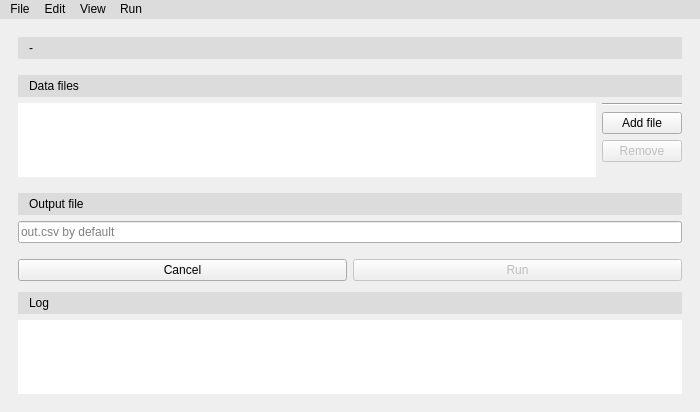
Qt form gui/ui_files/mainwindow.ui (OSUDSL/pydre) before a commit.
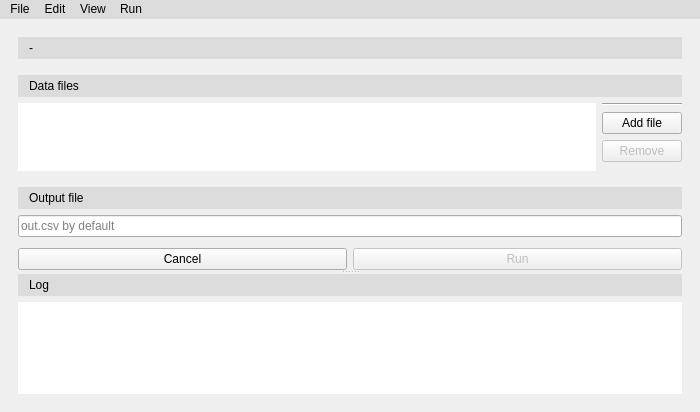
The same form after that commit. Icons and pictures are not drawn.

Commit message: Updated run page splitter to minimize the size of the log

```diff
--- a/gui/ui_files/mainwindow.ui
+++ b/gui/ui_files/mainwindow.ui
@@ -360,7 +360,14 @@
        </layout>
       </widget>
       <widget class="QWidget" name="page_3">
-       <layout class="QVBoxLayout" name="verticalLayout_9">
+       <layout class="QVBoxLayout" name="verticalLayout_14">
+        <item>
+         <widget class="QSplitter" name="run_vsplitter">
+          <property name="orientation">
+           <enum>Qt::Vertical</enum>
+          </property>
+          <widget class="QWidget" name="">
+           <layout class="QVBoxLayout" name="verticalLayout_3">
         <item>
          <widget class="QLabel" name="pfile_lbl">
           <property name="styleSheet">
@@ -499,9 +506,6 @@
         </item>
         <item>
          <layout class="QHBoxLayout" name="horizontalLayout_3">
-          <property name="topMargin">
-           <number>5</number>
-          </property>
           <item>
            <widget class="QPushButton" name="cancel_btn">
             <property name="styleSheet">
@@ -527,11 +531,10 @@
           </item>
          </layout>
         </item>
-        <item>
-         <layout class="QVBoxLayout" name="verticalLayout_3">
-          <property name="topMargin">
-           <number>5</number>
-          </property>
+           </layout>
+          </widget>
+          <widget class="QWidget" name="">
+           <layout class="QVBoxLayout" name="verticalLayout_9">
           <item>
            <widget class="QLabel" name="label_5">
             <property name="styleSheet">
@@ -555,6 +558,8 @@
            </widget>
           </item>
          </layout>
+          </widget>
+         </widget>
         </item>
        </layout>
       </widget>
```
Lines whose indentation alone changed are shown as unchanged. The commit also changes 3 other files.
